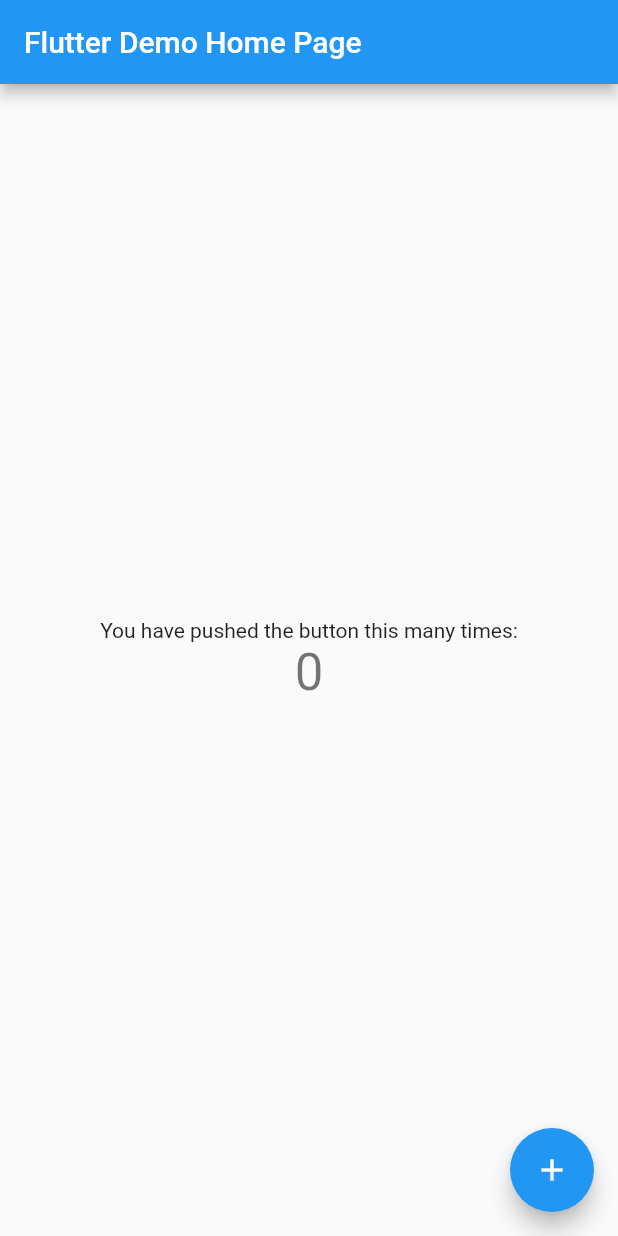
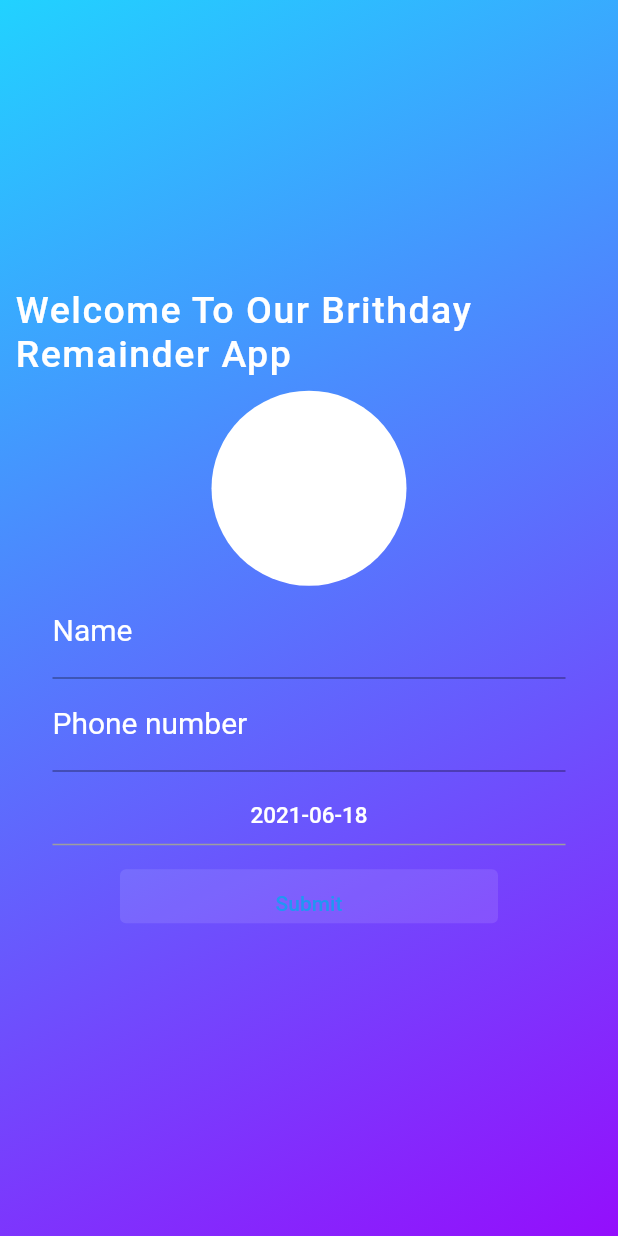
Before and after one commit to togics/birthday_remainder, a Flutter app: the screen it shows after launch, on a phone screen of 412 x 824 dp. Run offline on Flutter 3.47's test engine with Material 2 defaults, Android fonts, the phone set to English and light mode, and no system bars; our stand-ins replace sqflite; accounts and stored records are empty.

Commit message:
version 0.0.1

```diff
--- /dev/null
+++ b/lib/db/notes_database.dart
@@ -0,0 +1,2 @@
+import 'package:sqflite/sqflite.dart';
+import 'package:birthday_remainder/model/note.dart ';
--- a/lib/main.dart
+++ b/lib/main.dart
@@ -1,113 +1,16 @@
+import 'package:birthday_remainder/screens/login_screen.dart';
 import 'package:flutter/material.dart';
 
-void main() {
-  runApp(MyApp());
-}
+void main()=> runApp(BirthdayRemainder());
 
-class MyApp extends StatelessWidget {
-  // This widget is the root of your application.
+class BirthdayRemainder extends StatelessWidget {
   @override
   Widget build(BuildContext context) {
     return MaterialApp(
-      title: 'Flutter Demo',
-      theme: ThemeData(
-        // This is the theme of your application.
-        //
-        // Try running your application with "flutter run". You'll see the
-        // application has a blue toolbar. Then, without quitting the app, try
-        // changing the primarySwatch below to Colors.green and then invoke
-        // "hot reload" (press "r" in the console where you ran "flutter run",
-        // or simply save your changes to "hot reload" in a Flutter IDE).
-        // Notice that the counter didn't reset back to zero; the application
-        // is not restarted.
-        primarySwatch: Colors.blue,
+      home: SafeArea(
+        child:  LoginScreen(),
+
       ),
-      home: MyHomePage(title: 'Flutter Demo Home Page'),
     );
   }
 }
-
-class MyHomePage extends StatefulWidget {
-  MyHomePage({Key key, this.title}) : super(key: key);
-
-  // This widget is the home page of your application. It is stateful, meaning
-  // that it has a State object (defined below) that contains fields that affect
-  // how it looks.
-
-  // This class is the configuration for the state. It holds the values (in this
-  // case the title) provided by the parent (in this case the App widget) and
-  // used by the build method of the State. Fields in a Widget subclass are
-  // always marked "final".
-
-  final String title;
-
-  @override
-  _MyHomePageState createState() => _MyHomePageState();
-}
-
-class _MyHomePageState extends State<MyHomePage> {
-  int _counter = 0;
-
-  void _incrementCounter() {
-    setState(() {
-      // This call to setState tells the Flutter framework that something has
-      // changed in this State, which causes it to rerun the build method below
-      // so that the display can reflect the updated values. If we changed
-      // _counter without calling setState(), then the build method would not be
-      // called again, and so nothing would appear to happen.
-      _counter++;
-    });
-  }
-
-  @override
-  Widget build(BuildContext context) {
-    // This method is rerun every time setState is called, for instance as done
-    // by the _incrementCounter method above.
-    //
-    // The Flutter framework has been optimized to make rerunning build methods
-    // fast, so that you can just rebuild anything that needs updating rather
-    // than having to individually change instances of widgets.
-    return Scaffold(
-      appBar: AppBar(
-        // Here we take the value from the MyHomePage object that was created by
-        // the App.build method, and use it to set our appbar title.
-        title: Text(widget.title),
-      ),
-      body: Center(
-        // Center is a layout widget. It takes a single child and positions it
-        // in the middle of the parent.
-        child: Column(
-          // Column is also a layout widget. It takes a list of children and
-          // arranges them vertically. By default, it sizes itself to fit its
-          // children horizontally, and tries to be as tall as its parent.
-          //
-          // Invoke "debug painting" (press "p" in the console, choose the
-          // "Toggle Debug Paint" action from the Flutter Inspector in Android
-          // Studio, or the "Toggle Debug Paint" command in Visual Studio Code)
-          // to see the wireframe for each widget.
-          //
-          // Column has various properties to control how it sizes itself and
-          // how it positions its children. Here we use mainAxisAlignment to
-          // center the children vertically; the main axis here is the vertical
-          // axis because Columns are vertical (the cross axis would be
-          // horizontal).
-          mainAxisAlignment: MainAxisAlignment.center,
-          children: <Widget>[
-            Text(
-              'You have pushed the button this many times:',
-            ),
-            Text(
-              '$_counter',
-              style: Theme.of(context).textTheme.headline4,
-            ),
-          ],
-        ),
-      ),
-      floatingActionButton: FloatingActionButton(
-        onPressed: _incrementCounter,
-        tooltip: 'Increment',
-        child: Icon(Icons.add),
-      ), // This trailing comma makes auto-formatting nicer for build methods.
-    );
-  }
-}
--- /dev/null
+++ b/lib/screens/login_screen.dart
@@ -0,0 +1,132 @@
+import 'package:flutter/cupertino.dart';
+import 'package:flutter/material.dart';
+import 'package:birthday_remainder/screens/home_screen.dart';
+
+class LoginScreen extends StatefulWidget {
+  @override
+  _LoginScreenState createState() => _LoginScreenState();
+}
+
+class _LoginScreenState extends State<LoginScreen> {
+  DateTime selectedDate = DateTime.now();
+
+  Future<void> _selectDate(BuildContext context) async {
+    final DateTime picked = await showDatePicker(
+        context: context,
+        initialDate: selectedDate,
+        firstDate: DateTime(1930, 8),
+        lastDate: DateTime(2101));
+    if (picked != null && picked != selectedDate)
+      setState(() {
+        selectedDate = picked;
+      });
+  }
+
+  @override
+  Widget build(BuildContext context) {
+    return Scaffold(
+      body: Container(
+        decoration: BoxDecoration(
+          gradient: LinearGradient(
+            begin: Alignment.topLeft,
+            end: Alignment.bottomRight,
+            colors: <Color>[
+              Color(0xFF21D2FF),
+              Color(0xFF940EFC)
+            ],
+          )
+        ),
+        child: Padding(
+          padding: const EdgeInsets.symmetric(horizontal: 10.0),
+          child: Column(
+            crossAxisAlignment: CrossAxisAlignment.stretch,
+            mainAxisAlignment: MainAxisAlignment.center,
+            children: [
+              Center(
+                child: Text(
+                  "Welcome To Our Brithday Remainder App",
+                  style: TextStyle(
+                    letterSpacing: 1.0,
+                    fontSize: 25.0,
+                    color: Colors.white,
+                    fontWeight: FontWeight.w500,
+                  ),
+                ),
+              ),
+              SizedBox(
+                height: 10.0,
+              ),
+              CircleAvatar(
+                radius: 65.0,
+                backgroundColor: Colors.white,
+              ),
+              Padding(
+                padding: const EdgeInsets.symmetric(horizontal: 25.0),
+                child: Column(
+                  children: [
+                    TextField(
+                      decoration: InputDecoration(
+                        labelText: "Name",
+                        hintText: "Phone number",
+                        labelStyle: TextStyle(
+                          fontSize: 20.0,
+                          color: Colors.white
+                        ),
+                      ),
+                    ),
+                    TextField(
+                      decoration: InputDecoration(
+                        hintText: "Phone number",
+                        labelText: "Phone number",
+                        labelStyle: TextStyle(
+                            fontSize: 20.0,
+                            color: Colors.white
+                        ),
+                      ),
+                    ),
+                    Column(
+                      crossAxisAlignment: CrossAxisAlignment.stretch,
+                      children: [
+                        TextButton(
+                          style: TextButton.styleFrom(
+                            padding: EdgeInsets.only(top: 10.0),
+                          ),
+                          child:Text(
+                              "${selectedDate.toLocal()}".split(' ')[0],
+                            style: TextStyle(
+                              color: Colors.white,
+                              fontSize: 15.0,
+                            ),
+                          ),
+                          onPressed:() => _selectDate(context),),
+                        SizedBox(
+                          child: Container(
+                            color: Colors.grey,
+                          ),
+                          height: 1.0,
+                        ),
+                      ],
+                    ),
+                  ],
+                ),
+              ),
+              Padding(
+                padding: const EdgeInsets.symmetric(horizontal: 70.0,vertical: 10.0,),
+                child: TextButton(
+                  style: TextButton.styleFrom(
+                    backgroundColor: Colors.white10,
+                    padding: EdgeInsets.only(top: 10.0),
+                  ),
+                    onPressed: (){
+                      Navigator.push(context, MaterialPageRoute(builder: (context)=> HomeScreen()));
+                      },
+                    child: Text("Submit"),
+                ),
+              ),
+            ],
+          ),
+        ),
+      ),
+    );
+  }
+}
--- a/pubspec.yaml
+++ b/pubspec.yaml
@@ -23,6 +23,7 @@
 dependencies:
   flutter:
     sdk: flutter
+  sqflite: ^2.0.0+3
 
 
   # The following adds the Cupertino Icons font to your application.
```
Also changed, not shown: lib/navigations/drawer_navigation.dart (added, +49 -0 lines), lib/screens/events_screen.dart (added, +16 -0 lines), lib/screens/home_screen.dart (added, +184 -0 lines), lib/model/note.dart (added), pubspec.lock, 2 other files.
